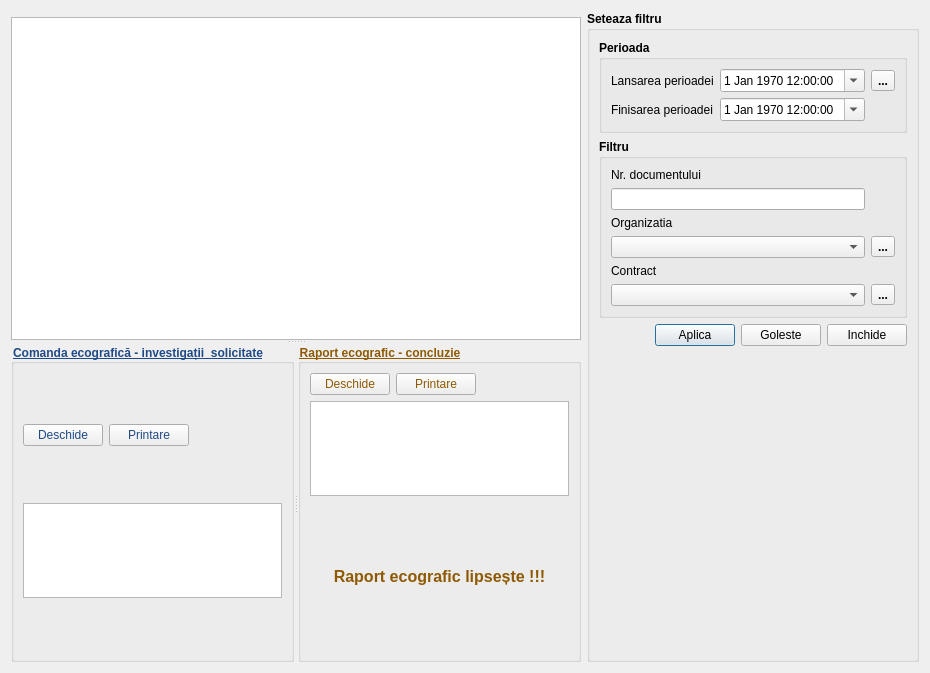
The window that docs/listdocreportorder.ui (debalex77/USG) describes before a commit, drawn with Qt 5.
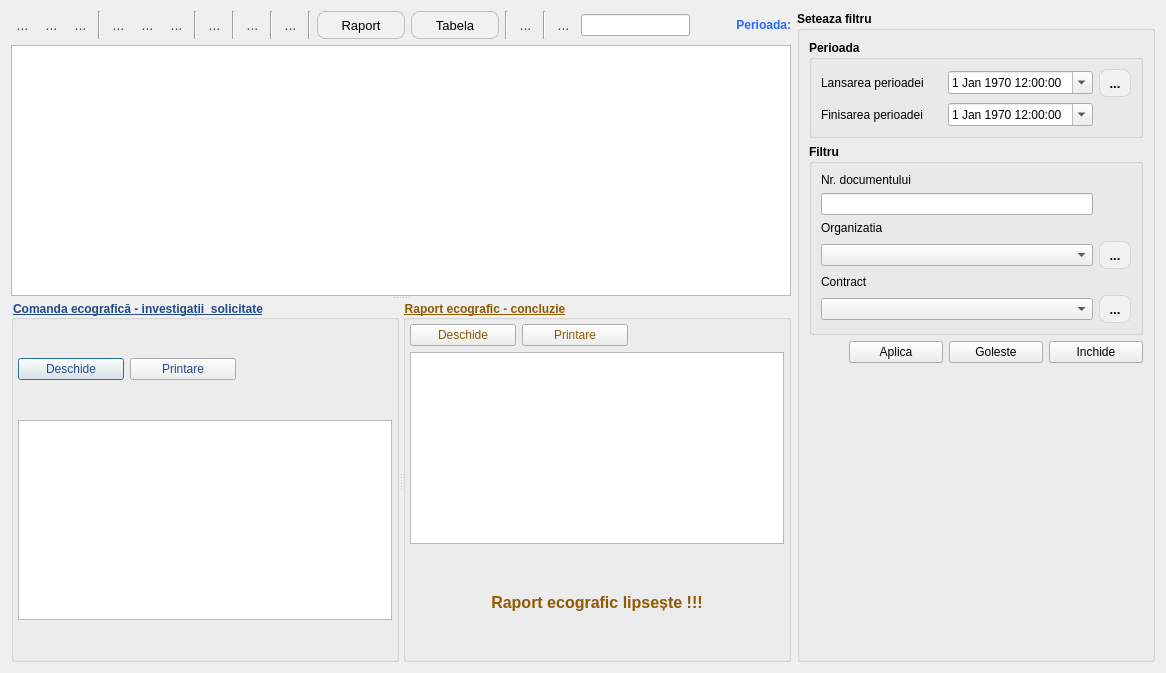
The same window after the commit. Icons and pictures are not drawn.

Diff of the .ui file:
```diff
--- a/docs/listdocreportorder.ui
+++ b/docs/listdocreportorder.ui
@@ -6,16 +6,243 @@
    <rect>
     <x>0</x>
     <y>0</y>
-    <width>930</width>
+    <width>1166</width>
     <height>673</height>
    </rect>
   </property>
+  <property name="font">
+   <font>
+    <family>Segoe UI</family>
+   </font>
+  </property>
   <property name="windowTitle">
    <string>Dialog</string>
   </property>
   <layout class="QGridLayout" name="gridLayout_6">
-   <item row="0" column="0">
-    <layout class="QHBoxLayout" name="layoutToolBar"/>
+   <item row="1" column="0">
+    <widget class="QSplitter" name="splitter_3">
+     <property name="orientation">
+      <enum>Qt::Vertical</enum>
+     </property>
+     <widget class="QTableView" name="tableView"/>
+     <widget class="QSplitter" name="splitter">
+      <property name="orientation">
+       <enum>Qt::Horizontal</enum>
+      </property>
+      <widget class="QGroupBox" name="groupBox_table_order">
+       <property name="font">
+        <font>
+         <family>.AppleSystemUIFont</family>
+         <bold>true</bold>
+         <underline>true</underline>
+        </font>
+       </property>
+       <property name="styleSheet">
+        <string notr="true">color: rgb(32, 74, 135);</string>
+       </property>
+       <property name="title">
+        <string>Comanda ecografică - investigații  solicitate</string>
+       </property>
+       <layout class="QGridLayout" name="gridLayout_5">
+        <property name="leftMargin">
+         <number>4</number>
+        </property>
+        <property name="topMargin">
+         <number>4</number>
+        </property>
+        <property name="rightMargin">
+         <number>4</number>
+        </property>
+        <property name="bottomMargin">
+         <number>4</number>
+        </property>
+        <item row="0" column="1">
+         <widget class="QPushButton" name="btn_open_order">
+          <property name="minimumSize">
+           <size>
+            <width>106</width>
+            <height>0</height>
+           </size>
+          </property>
+          <property name="text">
+           <string>Deschide</string>
+          </property>
+          <property name="icon">
+           <iconset resource="../resource.qrc">
+            <normaloff>:/img/open-search.png</normaloff>:/img/open-search.png</iconset>
+          </property>
+         </widget>
+        </item>
+        <item row="0" column="2">
+         <widget class="QPushButton" name="btn_print_order">
+          <property name="minimumSize">
+           <size>
+            <width>106</width>
+            <height>0</height>
+           </size>
+          </property>
+          <property name="text">
+           <string>Printare</string>
+          </property>
+          <property name="icon">
+           <iconset resource="../resource.qrc">
+            <normaloff>:/img/print.png</normaloff>:/img/print.png</iconset>
+          </property>
+         </widget>
+        </item>
+        <item row="0" column="3">
+         <spacer name="horizontalSpacer_3">
+          <property name="orientation">
+           <enum>Qt::Horizontal</enum>
+          </property>
+          <property name="sizeHint" stdset="0">
+           <size>
+            <width>40</width>
+            <height>20</height>
+           </size>
+          </property>
+         </spacer>
+        </item>
+        <item row="1" column="1" colspan="3">
+         <widget class="QTableView" name="view_table">
+          <property name="sizePolicy">
+           <sizepolicy hsizetype="Expanding" vsizetype="Preferred">
+            <horstretch>0</horstretch>
+            <verstretch>0</verstretch>
+           </sizepolicy>
+          </property>
+          <property name="maximumSize">
+           <size>
+            <width>16777215</width>
+            <height>200</height>
+           </size>
+          </property>
+          <property name="font">
+           <font>
+            <bold>false</bold>
+            <underline>false</underline>
+           </font>
+          </property>
+         </widget>
+        </item>
+       </layout>
+      </widget>
+      <widget class="QGroupBox" name="groupBox_table_report">
+       <property name="font">
+        <font>
+         <family>.AppleSystemUIFont</family>
+         <bold>true</bold>
+         <underline>true</underline>
+        </font>
+       </property>
+       <property name="styleSheet">
+        <string notr="true">color: rgb(143, 89, 2);</string>
+       </property>
+       <property name="title">
+        <string>Raport ecografic - concluzie</string>
+       </property>
+       <layout class="QGridLayout" name="gridLayout_4">
+        <property name="leftMargin">
+         <number>4</number>
+        </property>
+        <property name="topMargin">
+         <number>4</number>
+        </property>
+        <property name="rightMargin">
+         <number>4</number>
+        </property>
+        <property name="bottomMargin">
+         <number>4</number>
+        </property>
+        <item row="0" column="0">
+         <widget class="QPushButton" name="btn_open_report">
+          <property name="minimumSize">
+           <size>
+            <width>106</width>
+            <height>0</height>
+           </size>
+          </property>
+          <property name="text">
+           <string>Deschide</string>
+          </property>
+          <property name="icon">
+           <iconset resource="../resource.qrc">
+            <normaloff>:/img/open-search.png</normaloff>:/img/open-search.png</iconset>
+          </property>
+         </widget>
+        </item>
+        <item row="0" column="2">
+         <spacer name="horizontalSpacer_2">
+          <property name="orientation">
+           <enum>Qt::Horizontal</enum>
+          </property>
+          <property name="sizeHint" stdset="0">
+           <size>
+            <width>40</width>
+            <height>20</height>
+           </size>
+          </property>
+         </spacer>
+        </item>
+        <item row="1" column="0" colspan="3">
+         <widget class="QTableView" name="view_table_report">
+          <property name="sizePolicy">
+           <sizepolicy hsizetype="Expanding" vsizetype="Preferred">
+            <horstretch>0</horstretch>
+            <verstretch>0</verstretch>
+           </sizepolicy>
+          </property>
+          <property name="maximumSize">
+           <size>
+            <width>16777215</width>
+            <height>200</height>
+           </size>
+          </property>
+          <property name="font">
+           <font>
+            <bold>false</bold>
+            <underline>false</underline>
+           </font>
+          </property>
+         </widget>
+        </item>
+        <item row="0" column="1">
+         <widget class="QPushButton" name="btn_print_report">
+          <property name="minimumSize">
+           <size>
+            <width>106</width>
+            <height>0</height>
+           </size>
+          </property>
+          <property name="text">
+           <string>Printare</string>
+          </property>
+          <property name="icon">
+           <iconset resource="../resource.qrc">
+            <normaloff>:/img/print.png</normaloff>:/img/print.png</iconset>
+          </property>
+         </widget>
+        </item>
+        <item row="2" column="0" colspan="3">
+         <widget class="QLabel" name="text_empty_report">
+          <property name="font">
+           <font>
+            <pointsize>12</pointsize>
+            <bold>true</bold>
+           </font>
+          </property>
+          <property name="text">
+           <string>Raport ecografic lipsește !!!</string>
+          </property>
+          <property name="alignment">
+           <set>Qt::AlignCenter</set>
+          </property>
+         </widget>
+        </item>
+       </layout>
+      </widget>
+     </widget>
+    </widget>
    </item>
    <item row="0" column="1" rowspan="2">
     <widget class="QGroupBox" name="groupPeriodFilter">
@@ -27,6 +254,7 @@
      </property>
      <property name="font">
       <font>
+       <family>Segoe UI</family>
        <bold>true</bold>
       </font>
      </property>
@@ -44,6 +272,7 @@
           <widget class="QLabel" name="label">
            <property name="font">
             <font>
+             <family>Segoe UI</family>
              <bold>false</bold>
             </font>
            </property>
@@ -62,6 +291,7 @@
            </property>
            <property name="font">
             <font>
+             <family>Segoe UI</family>
              <bold>false</bold>
             </font>
            </property>
@@ -91,6 +321,7 @@
           <widget class="QDateTimeEdit" name="filterEndDateTime">
            <property name="font">
             <font>
+             <family>Segoe UI</family>
              <bold>false</bold>
             </font>
            </property>
@@ -120,6 +351,7 @@
           <widget class="QLabel" name="label_2">
            <property name="font">
             <font>
+             <family>Segoe UI</family>
              <bold>false</bold>
             </font>
            </property>
@@ -130,6 +362,31 @@
          </item>
          <item row="0" column="2">
           <widget class="QToolButton" name="btnChoicePeriod">
+           <property name="minimumSize">
+            <size>
+             <width>0</width>
+             <height>0</height>
+            </size>
+           </property>
+           <property name="styleSheet">
+            <string notr="true">QToolButton
+{
+    border: 1px solid rgba(0, 0, 0, 0.1);
+    border-radius: 8px;
+    background-color: #f1f1f1;
+    color: #000000;
+    font-size: 13px;
+    padding: 4px 4px;
+}
+QToolButton:hover
+{
+    background-color: #e0e0e0;
+}
+QToolButton:pressed
+{
+    background-color: #d0d0d0;
+}</string>
+           </property>
            <property name="text">
             <string>...</string>
            </property>
@@ -148,6 +405,7 @@
           <widget class="QComboBox" name="filterComboOrganization">
            <property name="font">
             <font>
+             <family>Segoe UI</family>
              <bold>false</bold>
             </font>
            </property>
@@ -157,6 +415,7 @@
           <widget class="QLabel" name="label_4">
            <property name="font">
             <font>
+             <family>Segoe UI</family>
              <bold>false</bold>
             </font>
            </property>
@@ -169,6 +428,7 @@
           <widget class="QComboBox" name="filterComboContract">
            <property name="font">
             <font>
+             <family>Segoe UI</family>
              <bold>false</bold>
             </font>
            </property>
@@ -181,6 +441,7 @@
           <widget class="QLabel" name="label_3">
            <property name="font">
             <font>
+             <family>Segoe UI</family>
              <bold>false</bold>
             </font>
            </property>
@@ -193,6 +454,7 @@
           <widget class="QLabel" name="label_5">
            <property name="font">
             <font>
+             <family>Segoe UI</family>
              <bold>false</bold>
             </font>
            </property>
@@ -203,6 +465,25 @@
          </item>
          <item row="3" column="1">
           <widget class="QToolButton" name="btnOpenCatOrganization">
+           <property name="styleSheet">
+            <string notr="true">QToolButton
+{
+    border: 1px solid rgba(0, 0, 0, 0.1);
+    border-radius: 8px;
+    background-color: #f1f1f1;
+    color: #000000;
+    font-size: 13px;
+    padding: 4px 4px;
+}
+QToolButton:hover
+{
+    background-color: #e0e0e0;
+}
+QToolButton:pressed
+{
+    background-color: #d0d0d0;
+}</string>
+           </property>
            <property name="text">
             <string>...</string>
            </property>
@@ -214,6 +495,25 @@
          </item>
          <item row="5" column="1">
           <widget class="QToolButton" name="btnOpenCatContract">
+           <property name="styleSheet">
+            <string notr="true">QToolButton
+{
+    border: 1px solid rgba(0, 0, 0, 0.1);
+    border-radius: 8px;
+    background-color: #f1f1f1;
+    color: #000000;
+    font-size: 13px;
+    padding: 4px 4px;
+}
+QToolButton:hover
+{
+    background-color: #e0e0e0;
+}
+QToolButton:pressed
+{
+    background-color: #d0d0d0;
+}</string>
+           </property>
            <property name="text">
             <string>...</string>
            </property>
@@ -243,8 +543,15 @@
         </item>
         <item>
          <widget class="QPushButton" name="btnFilterApply">
+          <property name="minimumSize">
+           <size>
+            <width>94</width>
+            <height>0</height>
+           </size>
+          </property>
           <property name="font">
            <font>
+            <family>Segoe UI</family>
             <bold>false</bold>
            </font>
           </property>
@@ -259,8 +566,15 @@
         </item>
         <item>
          <widget class="QPushButton" name="btnFilterClear">
+          <property name="minimumSize">
+           <size>
+            <width>94</width>
+            <height>0</height>
+           </size>
+          </property>
           <property name="font">
            <font>
+            <family>Segoe UI</family>
             <bold>false</bold>
            </font>
           </property>
@@ -275,8 +589,15 @@
         </item>
         <item>
          <widget class="QPushButton" name="btnFilterClose">
+          <property name="minimumSize">
+           <size>
+            <width>94</width>
+            <height>0</height>
+           </size>
+          </property>
           <property name="font">
            <font>
+            <family>Segoe UI</family>
             <bold>false</bold>
            </font>
           </property>
@@ -307,180 +628,464 @@
      </layout>
     </widget>
    </item>
-   <item row="1" column="0">
-    <widget class="QSplitter" name="splitter_3">
-     <property name="orientation">
-      <enum>Qt::Vertical</enum>
-     </property>
-     <widget class="QTableView" name="tableView"/>
-     <widget class="QSplitter" name="splitter">
-      <property name="orientation">
-       <enum>Qt::Horizontal</enum>
-      </property>
-      <widget class="QGroupBox" name="groupBox_table_order">
-       <property name="font">
-        <font>
-         <bold>true</bold>
-         <underline>true</underline>
-        </font>
+   <item row="0" column="0">
+    <layout class="QHBoxLayout" name="layoutToolBar">
+     <item>
+      <widget class="QToolButton" name="btnAdd">
+       <property name="styleSheet">
+        <string notr="true">QToolButton {
+    border: none;
+    background-color: transparent;
+    color: #4a4a4a;
+    font-size: 14px;
+}
+QToolButton:hover {
+    background-color: #f0f0f0;
+    color: #000000;
+}
+QToolButton:pressed {
+    background-color: #dcdcdc;
+}</string>
        </property>
+       <property name="text">
+        <string>...</string>
+       </property>
+       <property name="icon">
+        <iconset resource="../resource.qrc">
+         <normaloff>:/img/add_x32.png</normaloff>:/img/add_x32.png</iconset>
+       </property>
+      </widget>
+     </item>
+     <item>
+      <widget class="QToolButton" name="btnEdit">
        <property name="styleSheet">
-        <string notr="true">color: rgb(32, 74, 135);</string>
+        <string notr="true">QToolButton {
+    border: none;
+    background-color: transparent;
+    color: #4a4a4a;
+    font-size: 14px;
+}
+QToolButton:hover {
+    background-color: #f0f0f0;
+    color: #000000;
+}
+QToolButton:pressed {
+    background-color: #dcdcdc;
+}</string>
        </property>
-       <property name="title">
-        <string>Comanda ecografică - investigații  solicitate</string>
+       <property name="text">
+        <string>...</string>
        </property>
-       <layout class="QGridLayout" name="gridLayout_5">
-        <item row="0" column="1">
-         <widget class="QPushButton" name="btn_open_order">
-          <property name="text">
-           <string>Deschide</string>
-          </property>
-          <property name="icon">
-           <iconset resource="resource.qrc">
-            <normaloff>:/img/open-search.png</normaloff>:/img/open-search.png</iconset>
-          </property>
-         </widget>
-        </item>
-        <item row="0" column="2">
-         <widget class="QPushButton" name="btn_print_order">
-          <property name="text">
-           <string>Printare</string>
-          </property>
-          <property name="icon">
-           <iconset resource="resource.qrc">
-            <normaloff>:/img/print.png</normaloff>:/img/print.png</iconset>
-          </property>
-         </widget>
-        </item>
-        <item row="0" column="3">
-         <spacer name="horizontalSpacer_3">
-          <property name="orientation">
-           <enum>Qt::Horizontal</enum>
-          </property>
-          <property name="sizeHint" stdset="0">
-           <size>
-            <width>40</width>
-            <height>20</height>
-           </size>
-          </property>
-         </spacer>
-        </item>
-        <item row="1" column="1" colspan="3">
-         <widget class="QTableView" name="view_table">
-          <property name="sizePolicy">
-           <sizepolicy hsizetype="Expanding" vsizetype="Preferred">
-            <horstretch>0</horstretch>
-            <verstretch>0</verstretch>
-           </sizepolicy>
-          </property>
-          <property name="maximumSize">
-           <size>
-            <width>16777215</width>
-            <height>95</height>
-           </size>
-          </property>
-          <property name="font">
-           <font>
-            <bold>false</bold>
-            <underline>false</underline>
-           </font>
-          </property>
-         </widget>
-        </item>
-       </layout>
+       <property name="icon">
+        <iconset resource="../resource.qrc">
+         <normaloff>:/img/write.png</normaloff>:/img/write.png</iconset>
+       </property>
       </widget>
-      <widget class="QGroupBox" name="groupBox_table_report">
+     </item>
+     <item>
+      <widget class="QToolButton" name="btnDeletion">
+       <property name="styleSheet">
+        <string notr="true">QToolButton {
+    border: none;
+    background-color: transparent;
+    color: #4a4a4a;
+    font-size: 14px;
+}
+QToolButton:hover {
+    background-color: #f0f0f0;
+    color: #000000;
+}
+QToolButton:pressed {
+    background-color: #dcdcdc;
+}</string>
+       </property>
+       <property name="text">
+        <string>...</string>
+       </property>
+       <property name="icon">
+        <iconset resource="../resource.qrc">
+         <normaloff>:/img/clear_x32.png</normaloff>:/img/clear_x32.png</iconset>
+       </property>
+      </widget>
+     </item>
+     <item>
+      <widget class="Line" name="line">
+       <property name="orientation">
+        <enum>Qt::Vertical</enum>
+       </property>
+      </widget>
+     </item>
+     <item>
+      <widget class="QToolButton" name="btnAddFilter">
+       <property name="styleSheet">
+        <string notr="true">QToolButton {
+    border: none;
+    background-color: transparent;
+    color: #4a4a4a;
+    font-size: 14px;
+}
+QToolButton:hover {
+    background-color: #f0f0f0;
+    color: #000000;
+}
+QToolButton:pressed {
+    background-color: #dcdcdc;
+}</string>
+       </property>
+       <property name="text">
+        <string>...</string>
+       </property>
+       <property name="icon">
+        <iconset resource="../resource.qrc">
+         <normaloff>:/img/filter-add-icon.png</normaloff>:/img/filter-add-icon.png</iconset>
+       </property>
+      </widget>
+     </item>
+     <item>
+      <widget class="QToolButton" name="btnFilter">
+       <property name="styleSheet">
+        <string notr="true">QToolButton {
+    border: none;
+    background-color: transparent;
+    color: #4a4a4a;
+    font-size: 14px;
+}
+QToolButton:hover {
+    background-color: #f0f0f0;
+    color: #000000;
+}
+QToolButton:pressed {
+    background-color: #dcdcdc;
+}</string>
+       </property>
+       <property name="text">
+        <string>...</string>
+       </property>
+       <property name="icon">
+        <iconset resource="../resource.qrc">
+         <normaloff>:/img/filter-icon.png</normaloff>:/img/filter-icon.png</iconset>
+       </property>
+      </widget>
+     </item>
+     <item>
+      <widget class="QToolButton" name="btnFilterRemove">
+       <property name="styleSheet">
+        <string notr="true">QToolButton {
+    border: none;
+    background-color: transparent;
+    color: #4a4a4a;
+    font-size: 14px;
+}
+QToolButton:hover {
+    background-color: #f0f0f0;
+    color: #000000;
+}
+QToolButton:pressed {
+    background-color: #dcdcdc;
+}</string>
+       </property>
+       <property name="text">
+        <string>...</string>
+       </property>
+       <property name="icon">
+        <iconset resource="../resource.qrc">
+         <normaloff>:/img/filter-delete-icon.png</normaloff>:/img/filter-delete-icon.png</iconset>
+       </property>
+      </widget>
+     </item>
+     <item>
+      <widget class="Line" name="line_2">
+       <property name="orientation">
+        <enum>Qt::Vertical</enum>
+       </property>
+      </widget>
+     </item>
+     <item>
+      <widget class="QToolButton" name="btnUpdateTable">
+       <property name="styleSheet">
+        <string notr="true">QToolButton {
+    border: none;
+    background-color: transparent;
+    color: #4a4a4a;
+    font-size: 14px;
+}
+QToolButton:hover {
+    background-color: #f0f0f0;
+    color: #000000;
+}
+QToolButton:pressed {
+    background-color: #dcdcdc;
+}</string>
+       </property>
+       <property name="text">
+        <string>...</string>
+       </property>
+       <property name="icon">
+        <iconset resource="../resource.qrc">
+         <normaloff>:/img/update_x32.png</normaloff>:/img/update_x32.png</iconset>
+       </property>
+      </widget>
+     </item>
+     <item>
+      <widget class="Line" name="line_3">
+       <property name="orientation">
+        <enum>Qt::Vertical</enum>
+       </property>
+      </widget>
+     </item>
+     <item>
+      <widget class="QToolButton" name="btnHideShowColumn">
+       <property name="styleSheet">
+        <string notr="true">QToolButton {
+    border: none;
+    background-color: transparent;
+    color: #4a4a4a;
+    font-size: 14px;
+}
+QToolButton:hover {
+    background-color: #f0f0f0;
+    color: #000000;
+}
+QToolButton:pressed {
+    background-color: #dcdcdc;
+}</string>
+       </property>
+       <property name="text">
+        <string>...</string>
+       </property>
+       <property name="icon">
+        <iconset resource="../resource.qrc">
+         <normaloff>:/img/table-cell.png</normaloff>:/img/table-cell.png</iconset>
+       </property>
+      </widget>
+     </item>
+     <item>
+      <widget class="Line" name="line_4">
+       <property name="orientation">
+        <enum>Qt::Vertical</enum>
+       </property>
+      </widget>
+     </item>
+     <item>
+      <widget class="QToolButton" name="btnPrint">
+       <property name="styleSheet">
+        <string notr="true">QToolButton {
+    border: none;
+    background-color: transparent;
+    color: #4a4a4a;
+    font-size: 14px;
+}
+QToolButton:hover {
+    background-color: #f0f0f0;
+    color: #000000;
+}
+QToolButton:pressed {
+    background-color: #dcdcdc;
+}</string>
+       </property>
+       <property name="text">
+        <string>...</string>
+       </property>
+       <property name="icon">
+        <iconset resource="../resource.qrc">
+         <normaloff>:/img/print.png</normaloff>:/img/print.png</iconset>
+       </property>
+      </widget>
+     </item>
+     <item>
+      <widget class="Line" name="line_5">
+       <property name="orientation">
+        <enum>Qt::Vertical</enum>
+       </property>
+      </widget>
+     </item>
+     <item>
+      <widget class="QToolButton" name="btnReport">
+       <property name="minimumSize">
+        <size>
+         <width>88</width>
+         <height>21</height>
+        </size>
+       </property>
+       <property name="styleSheet">
+        <string notr="true">QToolButton
+{
+    border: 1px solid rgba(0, 0, 0, 0.2);
+    border-radius: 8px;
+    background-color: #f1f1f1;
+    color: #000000;
+    font-size: 13px;
+    padding: 4px 10px;
+}
+QToolButton:hover
+{
+    background-color: #e0e0e0;
+}
+QToolButton:pressed
+{
+    background-color: #d0d0d0;
+}</string>
+       </property>
+       <property name="text">
+        <string>Raport</string>
+       </property>
+       <property name="icon">
+        <iconset resource="../resource.qrc">
+         <normaloff>:/img/examenEcho.png</normaloff>:/img/examenEcho.png</iconset>
+       </property>
+       <property name="toolButtonStyle">
+        <enum>Qt::ToolButtonTextBesideIcon</enum>
+       </property>
+      </widget>
+     </item>
+     <item>
+      <widget class="QToolButton" name="btnViewTab">
+       <property name="minimumSize">
+        <size>
+         <width>88</width>
+         <height>21</height>
+        </size>
+       </property>
+       <property name="styleSheet">
+        <string notr="true">QToolButton
+{
+    border: 1px solid rgba(0, 0, 0, 0.2);
+    border-radius: 8px;
+    background-color: #f1f1f1;
+    color: #000000;
+    font-size: 13px;
+    padding: 4px 10px;
+}
+QToolButton:hover
+{
+    background-color: #e0e0e0;
+}
+QToolButton:pressed
+{
+    background-color: #d0d0d0;
+}</string>
+       </property>
+       <property name="text">
+        <string>Tabela</string>
+       </property>
+       <property name="icon">
+        <iconset resource="../resource.qrc">
+         <normaloff>:/img/view_table.png</normaloff>:/img/view_table.png</iconset>
+       </property>
+       <property name="toolButtonStyle">
+        <enum>Qt::ToolButtonTextBesideIcon</enum>
+       </property>
+      </widget>
+     </item>
+     <item>
+      <widget class="Line" name="line_6">
+       <property name="orientation">
+        <enum>Qt::Vertical</enum>
+       </property>
+      </widget>
+     </item>
+     <item>
+      <widget class="QToolButton" name="btnPeriodDate">
+       <property name="styleSheet">
+        <string notr="true">QToolButton {
+    border: none;
+    background-color: transparent;
+    color: #4a4a4a;
+    font-size: 14px;
+}
+QToolButton:hover {
+    background-color: #f0f0f0;
+    color: #000000;
+}
+QToolButton:pressed {
+    background-color: #dcdcdc;
+}</string>
+       </property>
+       <property name="text">
+        <string>...</string>
+       </property>
+       <property name="icon">
+        <iconset resource="../resource.qrc">
+         <normaloff>:/img/date_period.png</normaloff>:/img/date_period.png</iconset>
+       </property>
+      </widget>
+     </item>
+     <item>
+      <widget class="Line" name="line_7">
+       <property name="orientation">
+        <enum>Qt::Vertical</enum>
+       </property>
+      </widget>
+     </item>
+     <item>
+      <widget class="QToolButton" name="btnSearch">
+       <property name="styleSheet">
+        <string notr="true">QToolButton {
+    border: none;
+    background-color: transparent;
+    color: #4a4a4a;
+    font-size: 14px;
+}
+QToolButton:hover {
+    background-color: #f0f0f0;
+    color: #000000;
+}
+QToolButton:pressed {
+    background-color: #dcdcdc;
+}</string>
+       </property>
+       <property name="text">
+        <string>...</string>
+       </property>
+       <property name="icon">
+        <iconset resource="../resource.qrc">
+         <normaloff>:/img/search_pacients.png</normaloff>:/img/search_pacients.png</iconset>
+       </property>
+      </widget>
+     </item>
+     <item>
+      <widget class="QLineEdit" name="editSearch">
+       <property name="clearButtonEnabled">
+        <bool>true</bool>
+       </property>
+      </widget>
+     </item>
+     <item>
+      <spacer name="horizontalSpacer_4">
+       <property name="orientation">
+        <enum>Qt::Horizontal</enum>
+       </property>
+       <property name="sizeType">
+        <enum>QSizePolicy::Preferred</enum>
+       </property>
+       <property name="sizeHint" stdset="0">
+        <size>
+         <width>40</width>
+         <height>20</height>
+        </size>
+       </property>
+      </spacer>
+     </item>
+     <item>
+      <widget class="QLabel" name="lablePeriodDate">
        <property name="font">
         <font>
+         <family>Segoe UI</family>
          <bold>true</bold>
-         <underline>true</underline>
         </font>
        </property>
        <property name="styleSheet">
-        <string notr="true">color: rgb(143, 89, 2);</string>
+        <string notr="true">color: rgb(44, 103, 255);</string>
        </property>
-       <property name="title">
-        <string>Raport ecografic - concluzie</string>
+       <property name="text">
+        <string>Perioada:</string>
        </property>
-       <layout class="QGridLayout" name="gridLayout_4">
-        <item row="0" column="0">
-         <widget class="QPushButton" name="btn_open_report">
-          <property name="text">
-           <string>Deschide</string>
-          </property>
-          <property name="icon">
-           <iconset resource="resource.qrc">
-            <normaloff>:/img/open-search.png</normaloff>:/img/open-search.png</iconset>
-          </property>
-         </widget>
-        </item>
-        <item row="0" column="2">
-         <spacer name="horizontalSpacer_2">
-          <property name="orientation">
-           <enum>Qt::Horizontal</enum>
-          </property>
-          <property name="sizeHint" stdset="0">
-           <size>
-            <width>40</width>
-            <height>20</height>
-           </size>
-          </property>
-         </spacer>
-        </item>
-        <item row="1" column="0" colspan="3">
-         <widget class="QTableView" name="view_table_report">
-          <property name="sizePolicy">
-           <sizepolicy hsizetype="Expanding" vsizetype="Preferred">
-            <horstretch>0</horstretch>
-            <verstretch>0</verstretch>
-           </sizepolicy>
-          </property>
-          <property name="maximumSize">
-           <size>
-            <width>16777215</width>
-            <height>95</height>
-           </size>
-          </property>
-          <property name="font">
-           <font>
-            <bold>false</bold>
-            <underline>false</underline>
-           </font>
-          </property>
-         </widget>
-        </item>
-        <item row="0" column="1">
-         <widget class="QPushButton" name="btn_print_report">
-          <property name="text">
-           <string>Printare</string>
-          </property>
-          <property name="icon">
-           <iconset resource="resource.qrc">
-            <normaloff>:/img/print.png</normaloff>:/img/print.png</iconset>
-          </property>
-         </widget>
-        </item>
-        <item row="2" column="0" colspan="3">
-         <widget class="QLabel" name="text_empty_report">
-          <property name="font">
-           <font>
-            <pointsize>12</pointsize>
-            <bold>true</bold>
-           </font>
-          </property>
-          <property name="text">
-           <string>Raport ecografic lipsește !!!</string>
-          </property>
-          <property name="alignment">
-           <set>Qt::AlignCenter</set>
-          </property>
-         </widget>
-        </item>
-       </layout>
+       <property name="alignment">
+        <set>Qt::AlignRight|Qt::AlignTrailing|Qt::AlignVCenter</set>
+       </property>
       </widget>
-     </widget>
-    </widget>
+     </item>
+    </layout>
    </item>
   </layout>
  </widget>
```
Left out of the diff: 12 changed lines with no effect on the pictures.
